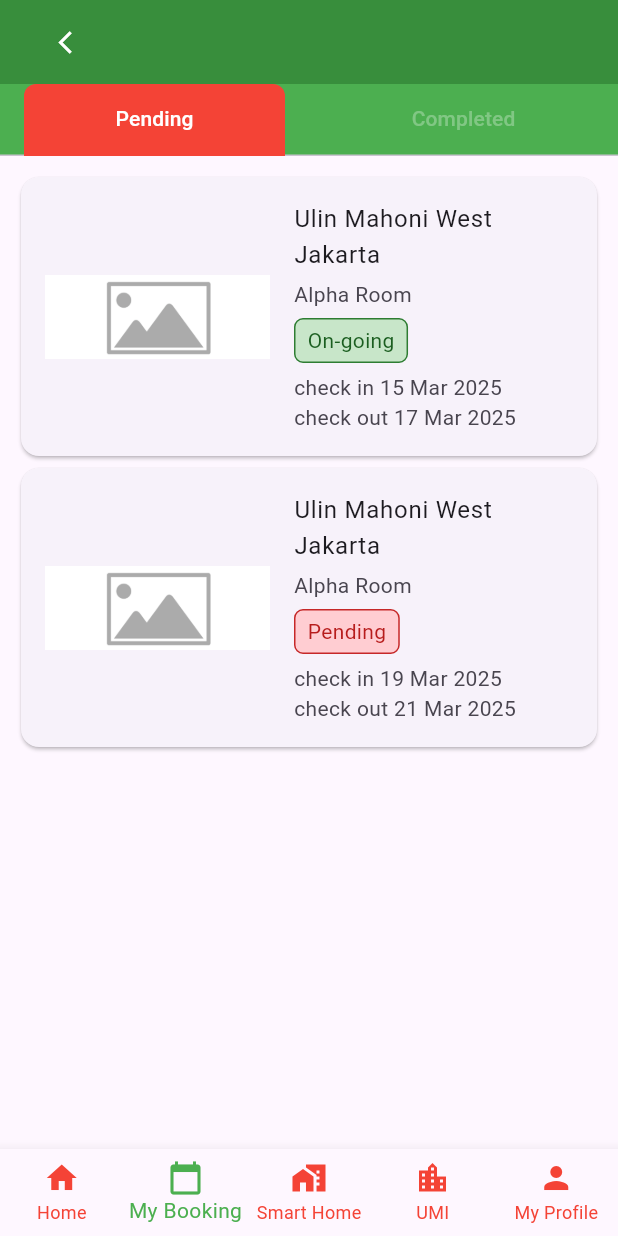
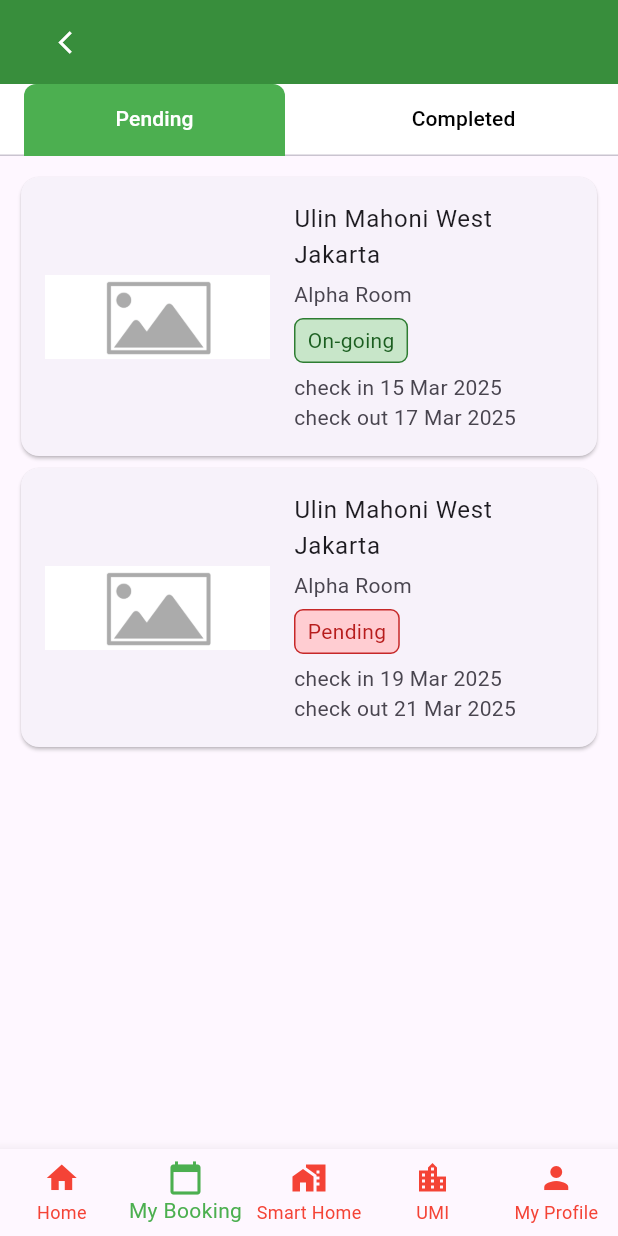
Before and after one commit to Yarigami/ulinmahoniapps, a Flutter app: the screen it shows after launch, item 2 of the bottom bar chosen, on a phone screen of 412 x 824 dp. Run offline on Flutter 3.47's test engine with Material 3 defaults, Android fonts, the phone set to English and light mode, and no system bars.

Commit message:
color change in mybooking

```diff
--- a/lib/my_booking.dart
+++ b/lib/my_booking.dart
@@ -33,16 +33,16 @@ class _MyBookingState extends State<MyBooking> with SingleTickerProviderStateMix
         bottom: PreferredSize(// USE TO SEPERATE THE TEXTBUTTON
           preferredSize: Size.fromHeight(48),//SIZE STARTING FROM THE END OF THE TEXTBUTTON HEIGHT
           child: Container(
-            color: Colors.green,
+            color: Colors.white,
             child: TabBar(
               controller: _tabController,
               indicator: BoxDecoration(
-                color: Colors.red,
+                color: Colors.green[500],
                 borderRadius: BorderRadius.only(topLeft: Radius.circular(8), topRight: Radius.circular(8)),
               ),
               // indicatorColor: Colors.black,
               labelColor: Colors.white,
-              unselectedLabelColor: Colors.green[300],
+              unselectedLabelColor: Colors.black,
               tabs: const [
                 Tab(child: SizedBox(width: 300, child: Center(child: Text("Pending")))),
                 Tab(child: SizedBox(width: 300, child: Center(child: Text("Completed"),),),),
```
